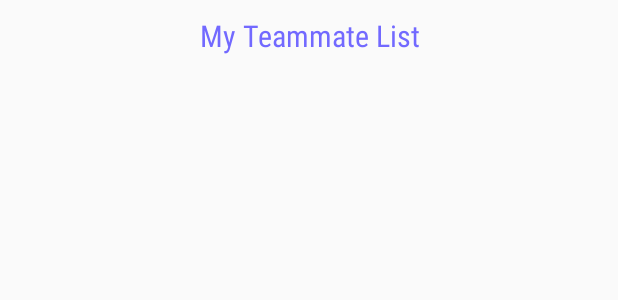
After one commit to AshrafulalamRasel/Employee-tracker, an Android app: the layout show_team_member.xml on its own in the app's theme, with its tools: preview values and no code run, on a phone screen of 412 x 824 dp. The commit adds this screen. Shown: the top 300 px of the screen. Run offline under Robolectric (Android 15) with nearby library versions, the phone set to English and light mode, and no system bars.

Commit message:
Add Teammate show button fix working hour view

```diff
--- a/app/src/main/java/com/itvillageltd/emphoyee/tracker/AttendanceSheetActivity.java
+++ b/app/src/main/java/com/itvillageltd/emphoyee/tracker/AttendanceSheetActivity.java
@@ -119,8 +119,8 @@ public class AttendanceSheetActivity extends AppCompatActivity {
                     int hours = (int) difference / (1000 * 60 * 60);
                     long diffMins = difference - hours * (1000 * 60 * 60);
                     int mins = (int) diffMins / (1000 * 60);
-                    workingHourList.add(hours + " Hours " + mins + " mins");
-                    Log.e("time difference", hours + " Hours " + mins + " mins");
+                    workingHourList.add(hours + " Hrs " + mins + " mins");
+                    Log.e("time difference", hours + " Hrs " + mins + " mins");
                 } catch (ParseException e) {
                     e.printStackTrace();
                 }
--- a/app/src/main/java/com/itvillageltd/emphoyee/tracker/SelectTeamMembersActivity.java
+++ b/app/src/main/java/com/itvillageltd/emphoyee/tracker/SelectTeamMembersActivity.java
@@ -79,7 +79,7 @@ public class SelectTeamMembersActivity extends AppCompatActivity {
                                         String selectedName = employeeList.get(position);
                                         Toast.makeText(getApplicationContext(), selectedName + " is added", Toast.LENGTH_SHORT).show();
                                         mLocationDatabaseReference = mFirebaseDatabase.getReference().child("employee").child(employeeId).child("task").child(taskUid);
-                                        mLocationDatabaseReference.child("team").push().setValue(selectedName);
+                                        mLocationDatabaseReference.child("team").push().child("name").setValue(selectedName);
                                         dialog.dismiss();
                                     }
                                 }
--- /dev/null
+++ b/app/src/main/res/layout/show_team_member.xml
@@ -0,0 +1,23 @@
+<?xml version="1.0" encoding="utf-8"?>
+<LinearLayout xmlns:android="http://schemas.android.com/apk/res/android"
+    android:layout_width="match_parent"
+    android:layout_height="match_parent"
+    android:orientation="vertical">
+
+    <TextView
+        android:layout_width="match_parent"
+        android:layout_height="wrap_content"
+        android:fontFamily="sans-serif-condensed"
+        android:gravity="center"
+        android:padding="10dp"
+        android:text="My Teammate List"
+        android:textColor="#7269ff"
+        android:textSize="20dp" />
+
+    <ListView
+        android:id="@+id/teamMateList"
+        android:layout_width="match_parent"
+        android:layout_height="match_parent">
+
+    </ListView>
+</LinearLayout>
```
Also changed, not shown: app/src/main/java/com/itvillageltd/emphoyee/tracker/Adapter/TasksList.java (+49 -2 lines), app/src/main/res/layout/activity_attendance_sheet.xml (+23 -32 lines).
